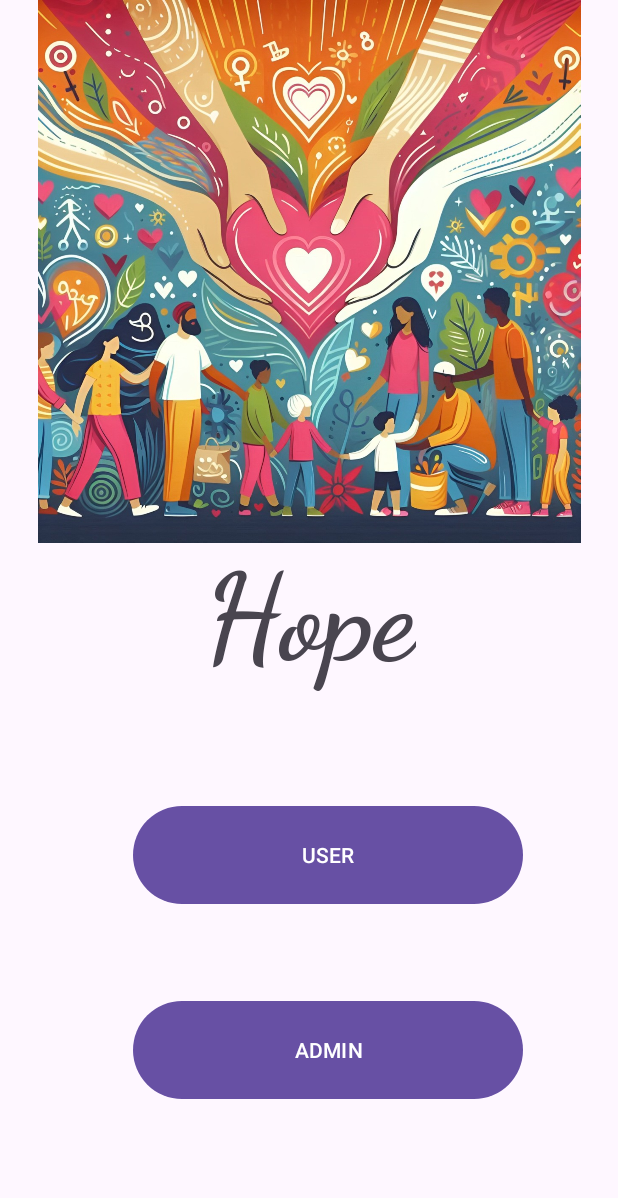
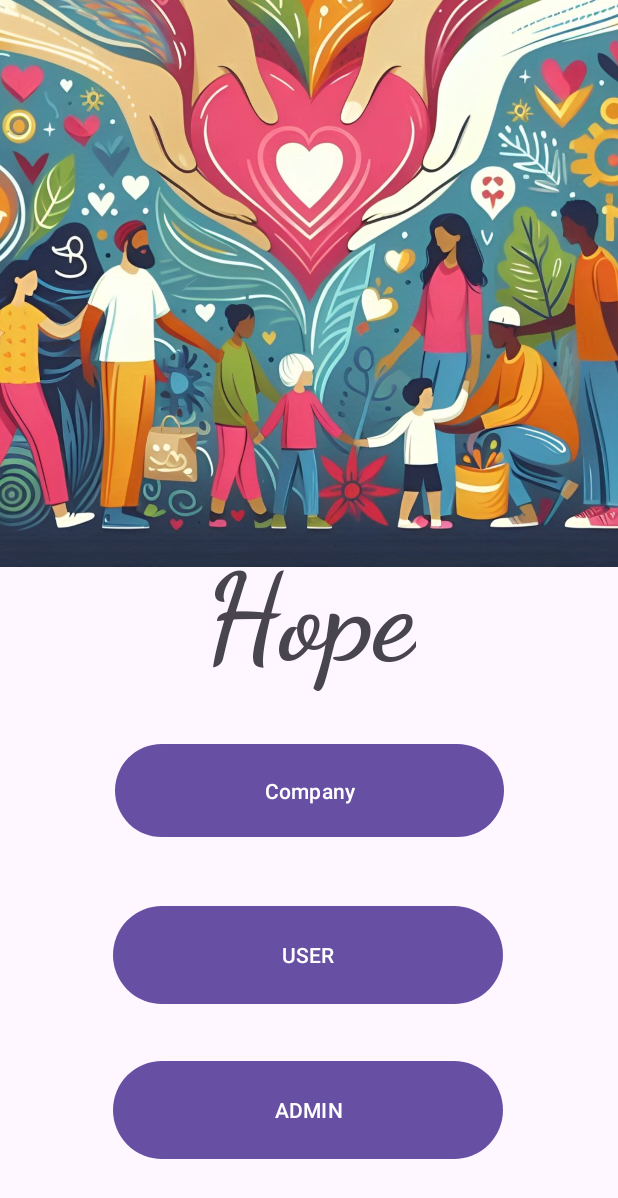
Before and after one commit to Veerainsood/Hope, an Android app: the screen it shows after launch (MainActivity), on a phone screen of 412 x 824 dp. Shown: the top 1198 px of the screen. Run offline under Robolectric (Android 15) with nearby library versions, the phone set to English and light mode, and no system bars.

Commit message:
fixed some design issues

```diff
--- a/app/src/main/java/com/example/hopedonationapp/Utils.kt
+++ /dev/null
@@ -1,6 +0,0 @@
-import android.content.Context
-import android.widget.Toast
-
-fun showToast(context: Context, msg: String) {
-    Toast.makeText(context, msg, Toast.LENGTH_SHORT).show()
-}
--- /dev/null
+++ b/app/src/main/java/com/example/hopedonationapp/admin/admin_entrance.kt
@@ -0,0 +1,4 @@
+package com.example.hopedonationapp.admin
+
+// TODO: Rename parameter arguments, choose names that match
+// the fragment initialization parameters, e.g. ARG_ITEM_NUMBER
--- a/app/src/main/java/com/example/hopedonationapp/authentication/SignInFragment.kt
+++ b/app/src/main/java/com/example/hopedonationapp/authentication/SignInFragment.kt
@@ -67,7 +67,7 @@ class SignInFragment : Fragment() {
             number = binding.phoneNumber.text.toString()
 
             number = "+1$number"
-            Utils.showToast(requireContext(),number)
+
             if (number.isEmpty() || number.length != 12)
             {
                 Utils.showToast(requireContext(), "Please enter valid phone number")
--- a/app/src/main/java/com/example/hopedonationapp/authentication/Splsh.kt
+++ b/app/src/main/java/com/example/hopedonationapp/authentication/Splsh.kt
@@ -1,7 +1,5 @@
 package com.example.hopedonationapp.authentication
 import android.os.Bundle
-import android.os.Handler
-import android.os.Looper
 import android.view.LayoutInflater
 import android.view.View
 import android.view.ViewGroup
@@ -27,17 +25,23 @@ class Splsh : Fragment() {
 //        Handler(Looper.getMainLooper()).postDelayed({
 //        findNavController().navigate(R.id.action_splsh_to_signInFragment)
 //        },1000)
-        on_admin_button_click()
-        on_user_button_click()
+        onCompanyButtonClick()
+        onAdminButtonClick()
+        onUserButtonClick()
         return binding.root
     }
-    private fun on_admin_button_click(){
-        binding.button3.setOnClickListener {
+    private fun onCompanyButtonClick(){
+        binding.company.setOnClickListener {
+            findNavController().navigate(R.id.action_splsh_to_company2)
+        }
+    }
+    private fun onAdminButtonClick(){
+        binding.admin.setOnClickListener {
             findNavController().navigate(R.id.action_splsh_to_admin_entrance)
         }
     }
-    private fun on_user_button_click() {
-        binding.button4.setOnClickListener {
+    private fun onUserButtonClick() {
+        binding.user.setOnClickListener {
             findNavController().navigate(R.id.action_splsh_to_signInFragment)
         }
     }
--- a/app/src/main/java/com/example/hopedonationapp/utils/Utils.kt
+++ b/app/src/main/java/com/example/hopedonationapp/utils/Utils.kt
@@ -25,9 +25,7 @@ object Utils {
     }
 
     fun showToast(context: Context, msg: String) {
-        Toast.makeText(context, msg, Toast.LENGTH_LONG).show()
-        Toast.makeText(context, msg, Toast.LENGTH_LONG).show()
-        Toast.makeText(context, msg, Toast.LENGTH_LONG).show()
+        Toast.makeText(context, msg, Toast.LENGTH_SHORT).show()
     }
 
     //to get the instance of user
--- a/app/src/main/res/layout/fragment_splsh.xml
+++ b/app/src/main/res/layout/fragment_splsh.xml
@@ -9,15 +9,15 @@
 
 
     <Button
-        android:id="@+id/button3"
+        android:id="@+id/admin"
         android:layout_width="260dp"
         android:layout_height="73dp"
         android:text="ADMIN"
         app:layout_constraintBottom_toBottomOf="parent"
-        app:layout_constraintEnd_toEndOf="@+id/button4"
+        app:layout_constraintEnd_toEndOf="@+id/user"
         app:layout_constraintHorizontal_bias="0.24"
-        app:layout_constraintStart_toStartOf="@+id/button4"
-        app:layout_constraintTop_toBottomOf="@+id/button4"
+        app:layout_constraintStart_toStartOf="@+id/user"
+        app:layout_constraintTop_toBottomOf="@+id/user"
         app:layout_constraintVertical_bias="0.392" />
 
     <TextView
@@ -37,27 +37,39 @@
 
     <ImageView
         android:id="@+id/imageView3"
-        android:layout_width="0dp"
-        android:layout_height="0dp"
+        android:layout_width="785dp"
+        android:layout_height="520dp"
         android:src="@drawable/charity"
         app:layout_constraintBottom_toTopOf="@+id/textView"
         app:layout_constraintEnd_toEndOf="parent"
+        app:layout_constraintHorizontal_bias="0.501"
         app:layout_constraintStart_toStartOf="parent"
         app:layout_constraintTop_toTopOf="parent"
-        app:layout_constraintVertical_bias="0.53" />
+        app:layout_constraintVertical_bias="0.904" />
 
     <Button
-        android:id="@+id/button4"
+        android:id="@+id/user"
         android:layout_width="260dp"
         android:layout_height="73dp"
         android:layout_marginEnd="8dp"
         android:text="USER"
         app:layout_constraintBottom_toBottomOf="parent"
         app:layout_constraintEnd_toEndOf="parent"
-        app:layout_constraintHorizontal_bias="0.615"
+        app:layout_constraintHorizontal_bias="0.524"
         app:layout_constraintStart_toStartOf="parent"
         app:layout_constraintTop_toBottomOf="@+id/textView"
-        app:layout_constraintVertical_bias="0.251" />
+        app:layout_constraintVertical_bias="0.48000002" />
+
+    <Button
+        android:id="@+id/company"
+        android:layout_width="259dp"
+        android:layout_height="70dp"
+        android:text="Company"
+        app:layout_constraintBottom_toTopOf="@+id/user"
+        app:layout_constraintEnd_toEndOf="parent"
+        app:layout_constraintStart_toStartOf="parent"
+        app:layout_constraintTop_toBottomOf="@+id/textView"
+        app:layout_constraintVertical_bias="0.45" />
 
 
 </androidx.constraintlayout.widget.ConstraintLayout>
--- a/app/src/main/res/navigation/auth_graph.xml
+++ b/app/src/main/res/navigation/auth_graph.xml
@@ -25,6 +25,9 @@
         <action
             android:id="@+id/action_splsh_to_admin_entrance2"
             app:destination="@id/admin_entrance" />
+        <action
+            android:id="@+id/action_splsh_to_company2"
+            app:destination="@id/company" />
     </fragment>
     <fragment
         android:id="@+id/signInFragment"
@@ -57,12 +60,12 @@
         tools:layout="@layout/fragment_home_screen" />
     <fragment
         android:id="@+id/adminHomeFragment"
-        android:name="com.example.hopedonationapp.AdminHomeFragment"
+        android:name="com.example.hopedonationapp.admin.AdminHomeFragment"
         android:label="fragment_admin_home"
         tools:layout="@layout/fragment_admin_home" />
     <fragment
         android:id="@+id/admin_entrance"
-        android:name="com.example.hopedonationapp.admin_entrance"
+        android:name="com.example.hopedonationapp.activity.admin_entrance"
         android:label="fragment_admin_entrance"
         tools:layout="@layout/fragment_admin_entrance" >
         <action
@@ -72,4 +75,9 @@
             android:id="@+id/action_admin_entrance_to_adminHomeFragment2"
             app:destination="@id/adminHomeFragment" />
     </fragment>
+    <fragment
+        android:id="@+id/company"
+        android:name="com.example.hopedonationapp.Comapny.Company"
+        android:label="fragment_company"
+        tools:layout="@layout/fragment_company" />
 </navigation>
```
Also changed, not shown: app/src/main/java/com/example/hopedonationapp/AdminHomeFragment.kt (deleted, +0 -56 lines), app/src/main/java/com/example/hopedonationapp/Comapny/Company.kt (added, +30 -0 lines), app/src/main/java/com/example/hopedonationapp/HomeScreen.kt (deleted, +0 -37 lines), app/src/main/java/com/example/hopedonationapp/activity/Admin_entrance.kt (renamed from app/src/main/java/com/example/hopedonationapp/admin_entrance.kt, +8 -7 lines), app/src/main/java/com/example/hopedonationapp/admin/AdminHomeFragment.kt (added, +33 -0 lines), app/src/main/java/com/example/hopedonationapp/authentication/OtpFragment.kt (+5 -19 lines), app/src/main/res/layout/fragment_admin_entrance.xml (+14 -9 lines), app/src/main/res/layout/fragment_admin_home.xml (+5 -5 lines), app/src/main/res/layout/fragment_company.xml (added, +15 -0 lines), app/src/main/res/layout/fragment_otp.xml (+7 -8 lines), app/src/main/res/layout/fragment_sign_in.xml (+9 -11 lines), 2 other files.
